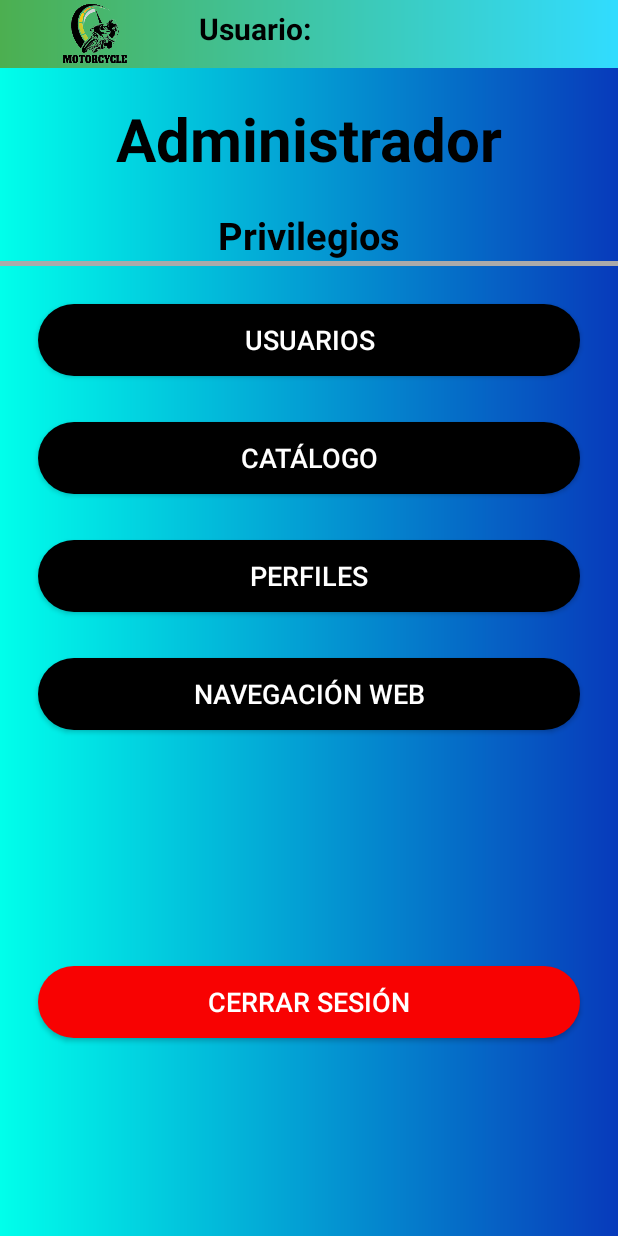
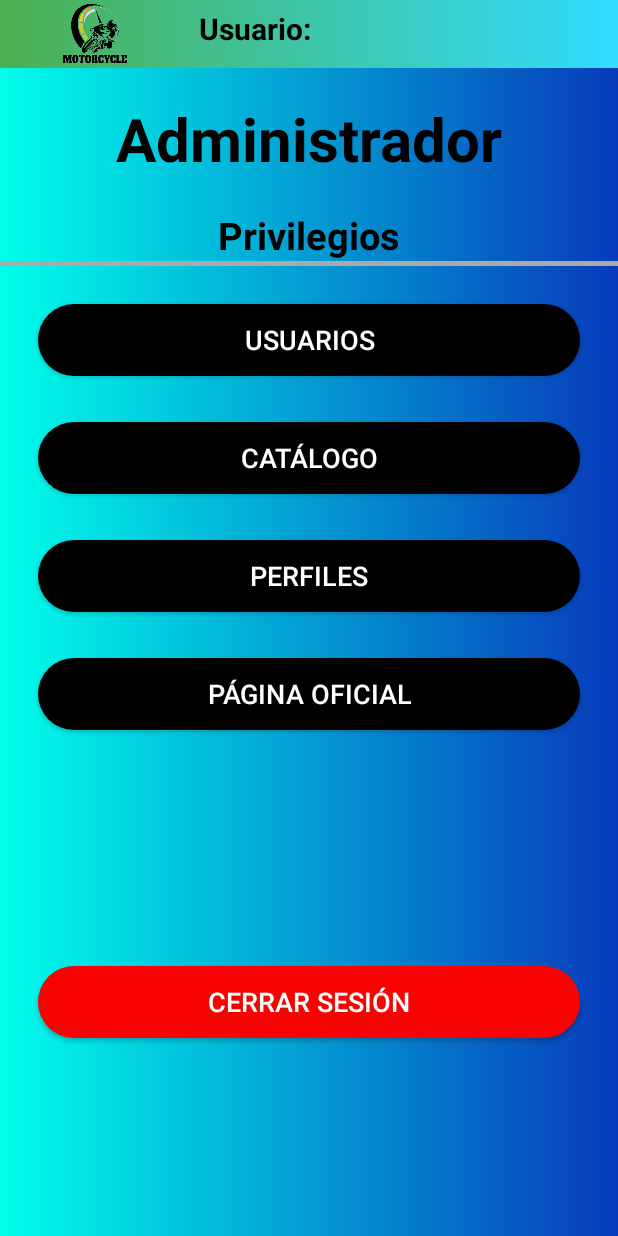
Before and after one commit to Diegody/Duckmotos-App, an Android app: the OpcionesAdminActivity screen opened directly, with no data from a screen before it, on a phone screen of 412 x 824 dp. Run offline under Robolectric (Android 15) with nearby library versions, the light colour scheme and no system bars; our stand-ins replace Volley; network calls fail.

Commit message:
Versión Final 4 (Entrega Total)

```diff
--- a/app/src/main/java/com/example/DuckMotosC2/Internet.java
+++ b/app/src/main/java/com/example/DuckMotosC2/Internet.java
@@ -13,6 +13,6 @@ public class Internet extends AppCompatActivity {
         setContentView(R.layout.activity_internet);
 
         WebView myWebView = (WebView) findViewById(R.id.webview);
-        myWebView.loadUrl("https://www.google.com");
+        myWebView.loadUrl("https://www.incolmotos-yamaha.com.co/");
     }
 }
--- a/app/src/main/java/com/example/DuckMotosC2/PHPController.java
+++ b/app/src/main/java/com/example/DuckMotosC2/PHPController.java
@@ -37,7 +37,7 @@ public class PHPController {
     Context c;
     RequestQueue requestQueue;
 
-     public static String IP = "192.168.1.2"; //IP Casa
+     public static String IP = "192.168.1.6"; //IP Casa
     //public static String IP = "172.17.4.28"; //IP Universidad
 
     //Usuario URLS
@@ -264,7 +264,7 @@ public class PHPController {
                 new Response.Listener<String>() {
                     @Override
                     public void onResponse(String response) {
-                        Toast.makeText(c, "Update Succesful", Toast.LENGTH_SHORT).show();
+                        Toast.makeText(c, "Actualización con Éxito", Toast.LENGTH_SHORT).show();
                     }
                 },
                 new Response.ErrorListener() {
--- a/app/src/main/res/layout/activity_opciones_admin.xml
+++ b/app/src/main/res/layout/activity_opciones_admin.xml
@@ -95,7 +95,7 @@
             android:id="@+id/btnInternet"
             android:layout_width="match_parent"
             android:layout_height="wrap_content"
-            android:text="Navegación Web"
+            android:text="Página Oficial"
             android:textColor="@color/white"
             android:textSize="18sp"
             android:background="@drawable/btn_redondeado"
--- a/app/src/main/res/layout/activity_opciones_usuario.xml
+++ b/app/src/main/res/layout/activity_opciones_usuario.xml
@@ -57,7 +57,7 @@
         android:id="@+id/btnInternet"
         android:layout_width="match_parent"
         android:layout_height="wrap_content"
-        android:text="Navegación Web"
+        android:text="Página Oficial"
         android:textColor="@color/white"
         android:textSize="18sp"
         android:backgroundTint="@color/black"
```
